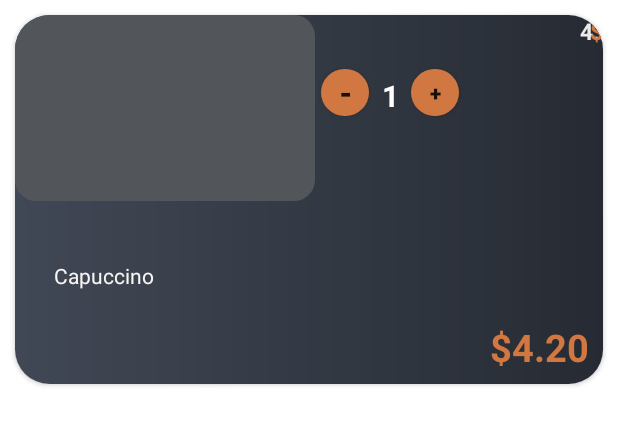
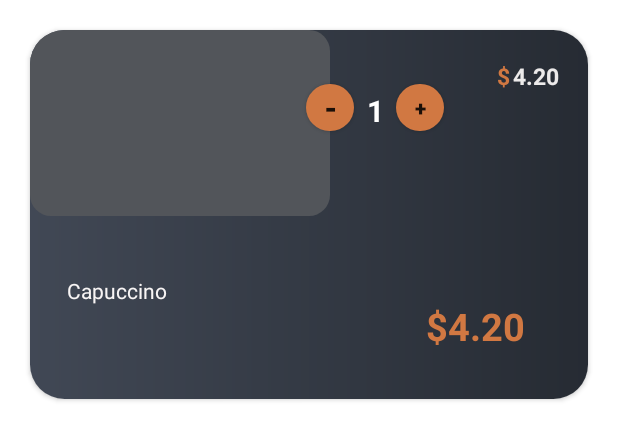
Before and after one commit to devLeoNguyn/Project1_Fpoly, an Android app: the layout cart_viewhoder.xml on its own in the app's theme, with its tools: preview values and no code run, on a phone screen of 412 x 824 dp. Shown: the top 440 px of the screen. Run offline under Robolectric (Android 15) with nearby library versions, the phone set to English and light mode, and no system bars.

```diff
--- a/app/src/main/java/com/example/project1/Activitys/MainActivity.java
+++ b/app/src/main/java/com/example/project1/Activitys/MainActivity.java
@@ -87,7 +87,7 @@ public class MainActivity extends AppCompatActivity {
 
                     }
                     // Ẩn thanh tiến trình khi đã lấy xong dữ liệu
-                    binding.progressBarBestFood.setVisibility(View.GONE);
+                    binding.progressBarCategory.setVisibility(View.GONE);
                 }
             }
 
--- a/app/src/main/res/layout/activity_cart.xml
+++ b/app/src/main/res/layout/activity_cart.xml
@@ -58,7 +58,8 @@
             <androidx.recyclerview.widget.RecyclerView
                 android:id="@+id/cartRecycle"
                 android:layout_width="match_parent"
-                android:layout_height="match_parent" />
+                android:layout_height="match_parent"
+                android:layout_margin="30dp"/>
 
             <LinearLayout
                 android:layout_width="match_parent"
--- a/app/src/main/res/layout/cart_viewhoder.xml
+++ b/app/src/main/res/layout/cart_viewhoder.xml
@@ -1,4 +1,10 @@
 <?xml version="1.0" encoding="utf-8"?>
+<LinearLayout xmlns:android="http://schemas.android.com/apk/res/android"
+    android:layout_width="match_parent"
+    android:layout_height="wrap_content"
+    android:layout_margin="10dp"
+    android:orientation="vertical">
+
     <androidx.cardview.widget.CardView xmlns:android="http://schemas.android.com/apk/res/android"
         xmlns:app="http://schemas.android.com/apk/res-auto"
         xmlns:tools="http://schemas.android.com/tools"
@@ -7,7 +13,6 @@
         android:layout_margin="10dp"
         app:cardCornerRadius="23dp"
         app:cardMaxElevation="10dp">
-
 
 
         <androidx.constraintlayout.widget.ConstraintLayout
@@ -21,6 +26,7 @@
                 android:layout_width="wrap_content"
                 android:layout_height="wrap_content"
                 android:layout_marginStart="2dp"
+                android:layout_marginTop="20dp"
                 android:text="4.20"
                 android:textColor="#ECEAEA"
                 android:textSize="15sp"
@@ -34,13 +40,15 @@
                 android:id="@+id/textView6"
                 android:layout_width="wrap_content"
                 android:layout_height="wrap_content"
+                android:layout_marginTop="20dp"
+                android:layout_marginEnd="52dp"
                 android:text="$"
                 android:textColor="#D17842"
                 android:textSize="15sp"
                 android:textStyle="bold"
                 app:layout_constraintEnd_toEndOf="parent"
                 app:layout_constraintHorizontal_bias="0.016"
-            app:layout_constraintStart_toEndOf="@+id/img_Bean"
+
                 app:layout_constraintTop_toTopOf="parent" />
 
             <androidx.appcompat.widget.AppCompatButton
@@ -131,13 +139,13 @@
                     android:id="@+id/textView17"
                     android:layout_width="wrap_content"
                     android:layout_height="wrap_content"
-                android:layout_marginTop="80dp"
+                    android:layout_marginTop="56dp"
                     android:text="$"
                     android:textColor="#D17842"
                     android:textSize="25sp"
                     android:textStyle="bold"
                     app:layout_constraintEnd_toEndOf="parent"
-                app:layout_constraintHorizontal_bias="0.859"
+                    app:layout_constraintHorizontal_bias="0.753"
                     app:layout_constraintStart_toStartOf="parent"
                     app:layout_constraintTop_toTopOf="parent" />
 
@@ -145,7 +153,7 @@
                     android:id="@+id/txtTotalFeeItem"
                     android:layout_width="wrap_content"
                     android:layout_height="wrap_content"
-                android:layout_marginTop="80dp"
+                    android:layout_marginTop="56dp"
                     android:text="4.20"
                     android:textColor="#D17842"
                     android:textSize="25dp"
@@ -159,3 +167,4 @@
 
         </androidx.constraintlayout.widget.ConstraintLayout>
     </androidx.cardview.widget.CardView>
+</LinearLayout>
--- a/app/src/main/res/layout/category_viewhoder.xml
+++ b/app/src/main/res/layout/category_viewhoder.xml
@@ -10,8 +10,8 @@
 
     <ImageView
         android:id="@+id/img_Category"
-        android:layout_width="15dp"
-        android:layout_height="15dp"
+        android:layout_width="18dp"
+        android:layout_height="18dp"
         android:src="@drawable/categorybtn"
         app:layout_constraintBottom_toBottomOf="parent"
         app:layout_constraintEnd_toEndOf="parent"
@@ -22,7 +22,7 @@
     <TextView
         android:id="@+id/txtName_Category"
         android:layout_width="65dp"
-        android:layout_height="20dp"
+        android:layout_height="wrap_content"
         android:layout_marginBottom="15dp"
         android:gravity="center"
         android:text="Capucchino"
```
Also changed, not shown: app/src/main/java/com/example/project1/Adapter/CartsAdapter.java (+34 -34 lines), app/src/main/java/com/example/project1/Adapter/CategoryAdapter.java (+6 -32 lines). Lines whose indentation alone changed are shown as unchanged.
